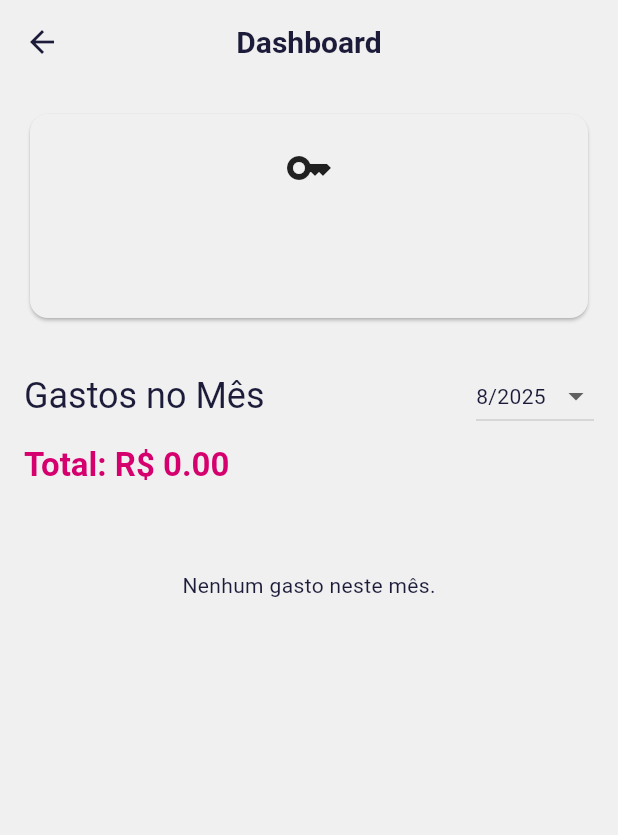
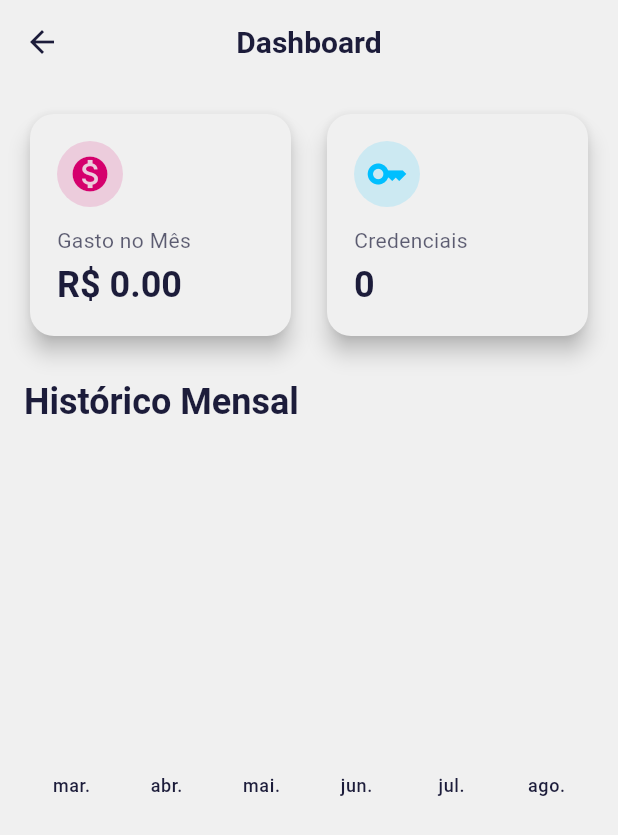
Before and after one commit to viniciusmecosta/KeyBudget, a Flutter app: the DashboardScreen screen opened directly, on a phone screen of 412 x 824 dp. Shown: the top 835 px of the screen. Run offline on Flutter 3.47's test engine with Material 3 defaults, Android fonts, the phone set to English and light mode, and no system bars; drawn by our look-alikes of fl_chart, flutter_animate; our stand-ins replace cloud_firestore, csv, file_picker, firebase_auth, firebase_core, flutter_dotenv and 5 more; missing offline and left inert: encrypt, file_saver; accounts and stored records are empty.

Commit message:
feat: new dashboard

```diff
--- a/lib/app/config/app_providers.dart
+++ b/lib/app/config/app_providers.dart
@@ -5,6 +5,7 @@ import 'package:key_budget/features/dashboard/viewmodel/dashboard_viewmodel.dart
 import 'package:key_budget/features/expenses/viewmodel/expense_viewmodel.dart';
 import 'package:provider/provider.dart';
 import 'package:provider/single_child_widget.dart';
+import 'package:key_budget/app/viewmodel/navigation_viewmodel.dart';
 
 List<SingleChildWidget> appProviders = [
   ChangeNotifierProvider(create: (_) => AuthViewModel()),
@@ -12,4 +13,5 @@ List<SingleChildWidget> appProviders = [
   ChangeNotifierProvider(create: (_) => CredentialViewModel()),
   ChangeNotifierProvider(create: (_) => DashboardViewModel()),
   ChangeNotifierProvider(create: (_) => AppLockService()),
+  ChangeNotifierProvider(create: (_) => NavigationViewModel()),
 ];
--- /dev/null
+++ b/lib/app/viewmodel/navigation_viewmodel.dart
@@ -0,0 +1,12 @@
+import 'package:flutter/material.dart';
+
+class NavigationViewModel extends ChangeNotifier {
+  int _selectedIndex = 0;
+
+  int get selectedIndex => _selectedIndex;
+
+  set selectedIndex(int index) {
+    _selectedIndex = index;
+    notifyListeners();
+  }
+}
--- a/lib/features/auth/view/widgets/avatar_picker.dart
+++ b/lib/features/auth/view/widgets/avatar_picker.dart
@@ -62,7 +62,8 @@ class _AvatarPickerState extends State<AvatarPicker> {
         backgroundColor: Theme.of(context).colorScheme.secondary,
         backgroundImage: _getImageProvider(),
         child: _imageBase64 == null
-            ? const Icon(Icons.add_a_photo, size: 40, color: Colors.white)
+            ? Icon(Icons.add_a_photo,
+            size: 40, color: Theme.of(context).colorScheme.onSecondary)
             : null,
       ),
     );
--- a/lib/features/credentials/view/add_credential_screen.dart
+++ b/lib/features/credentials/view/add_credential_screen.dart
@@ -137,11 +137,12 @@ class _AddCredentialScreenState extends State<AddCredentialScreen> {
               ElevatedButton(
                 onPressed: _isSaving ? null : _submit,
                 child: _isSaving
-                    ? const SizedBox(
+                    ? SizedBox(
                     height: 24,
                     width: 24,
                     child: CircularProgressIndicator(
-                            color: Colors.white, strokeWidth: 2.0))
+                        color: Theme.of(context).colorScheme.onPrimary,
+                        strokeWidth: 2.0))
                     : const Text('Salvar Credencial'),
               ),
             ],
--- a/lib/features/credentials/view/credential_detail_screen.dart
+++ b/lib/features/credentials/view/credential_detail_screen.dart
@@ -318,11 +318,12 @@ class _CredentialDetailScreenState extends State<CredentialDetailScreen> {
                 ElevatedButton(
                   onPressed: _isSaving ? null : _saveChanges,
                   child: _isSaving
-                      ? const SizedBox(
+                      ? SizedBox(
                       height: 24,
                       width: 24,
                       child: CircularProgressIndicator(
-                              color: Colors.white, strokeWidth: 2.0))
+                          color: Theme.of(context).colorScheme.onPrimary,
+                          strokeWidth: 2.0))
                       : const Text('Salvar Alterações'),
                 )
             ],
--- a/lib/features/dashboard/view/dashboard_screen.dart
+++ b/lib/features/dashboard/view/dashboard_screen.dart
@@ -1,14 +1,17 @@
 import 'package:fl_chart/fl_chart.dart';
 import 'package:flutter/material.dart';
 import 'package:flutter_animate/flutter_animate.dart';
+import 'package:intl/intl.dart';
 import 'package:key_budget/app/config/app_theme.dart';
+import 'package:key_budget/app/viewmodel/navigation_viewmodel.dart';
+import 'package:key_budget/core/models/expense_model.dart';
 import 'package:key_budget/features/auth/viewmodel/auth_viewmodel.dart';
 import 'package:key_budget/features/dashboard/viewmodel/dashboard_viewmodel.dart';
 import 'package:provider/provider.dart';
+import 'package:key_budget/core/models/expense_category.dart';
 
 class DashboardScreen extends StatefulWidget {
   const DashboardScreen({super.key});
-
   @override
   State<DashboardScreen> createState() => _DashboardScreenState();
 }
@@ -29,9 +32,12 @@ class _DashboardScreenState extends State<DashboardScreen> {
   @override
   Widget build(BuildContext context) {
     final viewModel = Provider.of<DashboardViewModel>(context);
+    final navigationViewModel = Provider.of<NavigationViewModel>(context, listen: false);
 
     return Scaffold(
-      appBar: AppBar(title: const Text('Dashboard')),
+      appBar: AppBar(
+        title: const Text('Dashboard'),
+      ),
       body: viewModel.isLoading
           ? const Center(child: CircularProgressIndicator())
           : RefreshIndicator(
@@ -46,41 +52,80 @@ class _DashboardScreenState extends State<DashboardScreen> {
         child: ListView(
           padding: const EdgeInsets.all(16.0),
           children: [
-                  _buildCredentialCard(context, viewModel.credentialCount),
-                  const SizedBox(height: 24),
-                  _buildChartSection(context, viewModel),
+            Row(
+              children: [
+                Expanded(
+                  child: GestureDetector(
+                    onTap: () => navigationViewModel.selectedIndex = 1,
+                    child: _buildInfoCard(
+                      context,
+                      title: 'Gasto no Mês',
+                      value:
+                      'R\$ ${viewModel.totalAmountForMonth.toStringAsFixed(2)}',
+                      icon: Icons.monetization_on,
+                      color: AppTheme.pink,
+                    ),
+                  ),
+                ),
+                const SizedBox(width: 16),
+                Expanded(
+                  child: GestureDetector(
+                    onTap: () => navigationViewModel.selectedIndex = 2,
+                    child: _buildInfoCard(
+                      context,
+                      title: 'Credenciais',
+                      value: viewModel.credentialCount.toString(),
+                      icon: Icons.key,
+                      color: AppTheme.blue,
+                    ),
+                  ),
+                ),
+              ],
+            ),
             const SizedBox(height: 24),
             _buildBarChartSection(context, viewModel),
+            const SizedBox(height: 24),
+            _buildRecentActivitySection(context, viewModel),
           ],
         ).animate().fade(duration: 500.ms),
       ),
     );
   }
 
-  Widget _buildCredentialCard(BuildContext context, int count) {
+  Widget _buildInfoCard(BuildContext context,
+      {required String title,
+        required String value,
+        required IconData icon,
+        required Color color}) {
+    final theme = Theme.of(context);
     return Card(
-      color: Theme.of(context).brightness == Brightness.dark
-          ? AppTheme.darkGrey
-          : AppTheme.darkestGrey,
+      shape: RoundedRectangleBorder(borderRadius: BorderRadius.circular(16)),
+      elevation: 6,
+      color: theme.brightness == Brightness.dark
+          ? AppTheme.darkBlue.withOpacity(0.85)
+          : AppTheme.offWhite,
       child: Padding(
-        padding: const EdgeInsets.all(20.0),
+        padding: const EdgeInsets.all(18.0),
         child: Column(
+          crossAxisAlignment: CrossAxisAlignment.start,
           children: [
-            const Icon(Icons.key, color: AppTheme.accentTeal, size: 32),
-            const SizedBox(height: 8),
+            CircleAvatar(
+              radius: 22,
+              backgroundColor: color.withOpacity(0.15),
+              child: Icon(icon, color: color, size: 28),
+            ),
+            const SizedBox(height: 12),
             Text(
-              '$count',
-              style: Theme.of(context)
-                  .textTheme
-                  .headlineMedium
-                  ?.copyWith(color: AppTheme.offWhite),
+              title,
+              style: theme.textTheme.bodyMedium?.copyWith(
+                color: theme.textTheme.bodyMedium?.color?.withOpacity(0.7),
               ),
+            ),
+            const SizedBox(height: 4),
             Text(
-              'Credenciais Salvas',
-              style: Theme.of(context)
-                  .textTheme
-                  .bodyMedium
-                  ?.copyWith(color: AppTheme.offWhite.withAlpha(180)),
+              value,
+              style: theme.textTheme.headlineSmall
+                  ?.copyWith(fontWeight: FontWeight.bold),
             ),
           ],
         ),
@@ -88,46 +133,108 @@ class _DashboardScreenState extends State<DashboardScreen> {
     );
   }
 
-  Widget _buildChartSection(
+  Widget _buildBarChartSection(
       BuildContext context, DashboardViewModel viewModel) {
+    final monthlyTotals = viewModel.lastSixMonthsExpenseTotals;
+    final theme = Theme.of(context);
+    if (monthlyTotals.isEmpty) return const SizedBox.shrink();
+
+    final chartData = monthlyTotals.entries.toList();
+
     return Column(
       crossAxisAlignment: CrossAxisAlignment.start,
       children: [
-        Row(
-          mainAxisAlignment: MainAxisAlignment.spaceBetween,
-          children: [
-            Text(
-              'Gastos no Mês',
-              style: Theme.of(context).textTheme.headlineSmall,
+        Text('Histórico Mensal',
+            style: theme.textTheme.headlineSmall
+                ?.copyWith(fontWeight: FontWeight.w600)),
+        const SizedBox(height: 16),
+        SizedBox(
+          height: 240,
+          child: BarChart(
+            BarChartData(
+              alignment: BarChartAlignment.spaceAround,
+              barTouchData: BarTouchData(
+                enabled: true,
+                touchTooltipData: BarTouchTooltipData(
+                  tooltipPadding:
+                  const EdgeInsets.symmetric(horizontal: 12, vertical: 8),
+                  tooltipMargin: 8,
+                  getTooltipItem: (group, groupIndex, rod, rodIndex) {
+                    final value = rod.toY;
+                    return BarTooltipItem(
+                      'R\$ ${value.toStringAsFixed(2)}',
+                      const TextStyle(
+                        color: AppTheme.offWhite,
+                        fontWeight: FontWeight.bold,
+                        fontSize: 14,
                       ),
-            _buildMonthSelector(context, viewModel),
-          ],
-        ),
-        const SizedBox(height: 8),
-        Text(
-          'Total: R\$ ${viewModel.totalAmountForMonth.toStringAsFixed(2)}',
-          style: Theme.of(context).textTheme.titleLarge?.copyWith(
-                color: Theme.of(context).colorScheme.primary,
-                fontWeight: FontWeight.bold,
+                    );
+                  },
                 ),
               ),
-        const SizedBox(height: 16),
-        if (viewModel.expensesByCategoryForMonth.isEmpty)
-          const Center(
-            child: Padding(
-              padding: EdgeInsets.all(40.0),
-              child: Text('Nenhum gasto neste mês.'),
+              titlesData: FlTitlesData(
+                show: true,
+                bottomTitles: AxisTitles(
+                  sideTitles: SideTitles(
+                    showTitles: true,
+                    reservedSize: 32,
+                    getTitlesWidget: (value, meta) {
+                      final index = value.toInt();
+                      if (index < 0 || index >= chartData.length) {
+                        return const SizedBox.shrink();
+                      }
+                      final date = chartData[index].key;
+                      return Padding(
+                        padding: const EdgeInsets.only(top: 8.0),
+                        child: Text(
+                          DateFormat('MMM', 'pt_BR').format(date),
+                          style: theme.textTheme.bodySmall
+                              ?.copyWith(fontWeight: FontWeight.w500),
                         ),
-          )
-        else
-          SizedBox(
-            height: 250,
-            child: PieChart(
-              PieChartData(
-                sections: _generatePieChartSections(
-                    context, viewModel.expensesByCategoryForMonth),
-                sectionsSpace: 2,
-                centerSpaceRadius: 40,
+                      );
+                    },
+                  ),
+                ),
+                leftTitles: const AxisTitles(
+                    sideTitles: SideTitles(showTitles: false)),
+                topTitles: const AxisTitles(
+                    sideTitles: SideTitles(showTitles: false)),
+                rightTitles: const AxisTitles(
+                    sideTitles: SideTitles(showTitles: false)),
+              ),
+              gridData: FlGridData(
+                show: true,
+                drawVerticalLine: false,
+                getDrawingHorizontalLine: (value) => FlLine(
+                  color: theme.dividerColor.withOpacity(0.1),
+                  strokeWidth: 1,
+                ),
+              ),
+              borderData: FlBorderData(show: false),
+              barGroups: List.generate(chartData.length, (index) {
+                final item = chartData[index];
+                return BarChartGroupData(
+                  x: index,
+                  barRods: [
+                    BarChartRodData(
+                      toY: item.value,
+                      gradient: LinearGradient(
+                        colors: [
+                          AppTheme.pink.withOpacity(0.9),
+                          AppTheme.pink.withOpacity(0.6)
+                        ],
+                        begin: Alignment.bottomCenter,
+                        end: Alignment.topCenter,
+                      ),
+                      width: 22,
+                      borderRadius: const BorderRadius.only(
+                        topLeft: Radius.circular(8),
+                        topRight: Radius.circular(8),
+                      ),
+                    ),
+                  ],
+                );
+              }),
             ),
           ),
         ),
@@ -135,119 +242,55 @@ class _DashboardScreenState extends State<DashboardScreen> {
     );
   }
 
-  Widget _buildBarChartSection(
+  Widget _buildRecentActivitySection(
       BuildContext context, DashboardViewModel viewModel) {
-    final monthlyTotals = viewModel.monthlyExpenseTotals;
-    if (monthlyTotals.isEmpty) return const SizedBox.shrink();
+    final recentExpenses = viewModel.recentExpenses;
+    final theme = Theme.of(context);
+
+    if (recentExpenses.isEmpty) {
+      return const SizedBox.shrink();
+    }
 
     return Column(
       crossAxisAlignment: CrossAxisAlignment.start,
       children: [
-        Text('Histórico Mensal',
-            style: Theme.of(context).textTheme.headlineSmall),
+        Text('Últimas Atividades',
+            style: theme.textTheme.headlineSmall
+                ?.copyWith(fontWeight: FontWeight.w600)),
         const SizedBox(height: 16),
-        SizedBox(
-          height: 200,
-          child: BarChart(
-            BarChartData(
-              alignment: BarChartAlignment.spaceAround,
-              barGroups: monthlyTotals.entries.map((entry) {
-                final dateParts = entry.key.split('-');
-                final month = int.parse(dateParts[1]);
-                return BarChartGroupData(
-                  x: month,
-                  barRods: [
-                    BarChartRodData(
-                      toY: entry.value,
-                      color: Theme.of(context).colorScheme.primary,
-                      width: 16,
-                      borderRadius: BorderRadius.circular(4),
-                    ),
-                  ],
-                );
-              }).toList(),
-              titlesData: FlTitlesData(
-                bottomTitles: AxisTitles(
-                    sideTitles: SideTitles(
-                        showTitles: true,
-                        getTitlesWidget: (value, meta) =>
-                            Text(value.toInt().toString()))),
-                leftTitles: AxisTitles(
-                    sideTitles: SideTitles(showTitles: true, reservedSize: 40)),
-                topTitles:
-                    const AxisTitles(sideTitles: SideTitles(showTitles: false)),
-                rightTitles:
-                    const AxisTitles(sideTitles: SideTitles(showTitles: false)),
-              ),
-              gridData: const FlGridData(show: true),
-              borderData: FlBorderData(show: false),
-            ),
-          ),
-        ),
+        ...recentExpenses.map((expense) => _buildActivityTile(context, expense)),
       ],
     );
   }
 
-  Widget _buildMonthSelector(
-      BuildContext context, DashboardViewModel viewModel) {
-    return DropdownButton<DateTime>(
-      value: viewModel.selectedMonth,
-      dropdownColor: Theme.of(context).colorScheme.surface,
-      onChanged: (DateTime? newValue) {
-        if (newValue != null) {
-          viewModel.filterExpensesByMonth(newValue);
-        }
-      },
-      items: List.generate(12, (index) {
-        final month =
-            DateTime(DateTime.now().year, DateTime.now().month - index);
-        return DropdownMenuItem<DateTime>(
-          value: month,
-          child: Text(
-            '${month.month}/${month.year}',
-            style: Theme.of(context).textTheme.bodyMedium,
+  Widget _buildActivityTile(BuildContext context, Expense expense) {
+    final theme = Theme.of(context);
+    return Card(
+      margin: const EdgeInsets.only(bottom: 12),
+      shape: RoundedRectangleBorder(borderRadius: BorderRadius.circular(12)),
+      elevation: 2,
+      color: theme.brightness == Brightness.dark
+          ? AppTheme.darkBlue.withOpacity(0.85)
+          : AppTheme.offWhite,
+      child: ListTile(
+        leading: CircleAvatar(
+          backgroundColor: AppTheme.pink.withOpacity(0.1),
+          child: Icon(expense.category?.icon ?? Icons.category,
+              color: AppTheme.pink),
+        ),
+        title: Text(
+          expense.location?.isNotEmpty == true
+              ? expense.location!
+              : (expense.category?.displayName ?? 'Gasto Geral'),
+          style: theme.textTheme.bodyLarge?.copyWith(fontWeight: FontWeight.bold),
+        ),
+        subtitle: Text(DateFormat('dd/MM/yyyy').format(expense.date)),
+        trailing: Text(
+          '- R\$ ${expense.amount.toStringAsFixed(2)}',
+          style: theme.textTheme.bodyMedium
+              ?.copyWith(fontWeight: FontWeight.bold, color: AppTheme.pink),
+        ),
       ),
     );
-      }),
-    );
-  }
-
-  List<PieChartSectionData> _generatePieChartSections(
-      BuildContext context, Map<String, double> data) {
-    final theme = Theme.of(context);
-    final isDarkMode = theme.brightness == Brightness.dark;
-
-    final List<Color> colors = [
-      AppTheme.accentTeal,
-      isDarkMode ? AppTheme.offWhite.withAlpha(200) : AppTheme.darkGrey,
-      theme.colorScheme.secondaryContainer,
-      theme.colorScheme.tertiaryContainer,
-    ];
-    int colorIndex = 0;
-
-    final titleStyle = TextStyle(
-      fontSize: 14,
-      fontWeight: FontWeight.bold,
-      color: isDarkMode ? AppTheme.darkestGrey : AppTheme.offWhite,
-      shadows: const [
-        Shadow(
-          color: Colors.black26,
-          blurRadius: 2,
-        )
-      ],
-    );
-
-    return data.entries.map((entry) {
-      final sectionColor = colors[colorIndex % colors.length];
-      colorIndex++;
-
-      return PieChartSectionData(
-        color: sectionColor,
-        value: entry.value,
-        title: entry.key,
-        radius: 100,
-        titleStyle: titleStyle,
-      );
-    }).toList();
   }
 }
--- a/lib/features/dashboard/viewmodel/dashboard_viewmodel.dart
+++ b/lib/features/dashboard/viewmodel/dashboard_viewmodel.dart
@@ -1,4 +1,5 @@
 import 'package:flutter/material.dart';
+import 'package:intl/intl.dart';
 import 'package:key_budget/core/models/expense_category.dart';
 import 'package:key_budget/core/models/expense_model.dart';
 import 'package:key_budget/features/credentials/repository/credential_repository.dart';
@@ -21,8 +22,11 @@ class DashboardViewModel extends ChangeNotifier {
   DateTime get selectedMonth => _selectedMonth;
 
   double get totalAmountForMonth {
-    return _expensesByCategoryForMonth.values
-        .fold(0.0, (sum, amount) => sum + amount);
+    final filteredExpenses = _allExpenses.where((exp) {
+      return exp.date.year == _selectedMonth.year &&
+          exp.date.month == _selectedMonth.month;
+    }).toList();
+    return filteredExpenses.fold(0.0, (sum, item) => sum + item.amount);
   }
 
   Map<String, double> get monthlyExpenseTotals {
@@ -36,6 +40,29 @@ class DashboardViewModel extends ChangeNotifier {
     return totals;
   }
 
+  Map<DateTime, double> get lastSixMonthsExpenseTotals {
+    final Map<DateTime, double> totals = {};
+    final now = DateTime.now();
+
+    for (int i = 5; i >= 0; i--) {
+      final month = DateTime(now.year, now.month - i, 1);
+      totals[month] = 0.0;
+    }
+
+    for (var expense in _allExpenses) {
+      final expenseMonth = DateTime(expense.date.year, expense.date.month, 1);
+      if (totals.containsKey(expenseMonth)) {
+        totals[expenseMonth] = totals[expenseMonth]! + expense.amount;
+      }
+    }
+    return totals;
+  }
+
+  List<Expense> get recentExpenses {
+    _allExpenses.sort((a, b) => b.date.compareTo(a.date));
+    return _allExpenses.take(5).toList();
+  }
+
   void _setLoading(bool loading) {
     _isLoading = loading;
     notifyListeners();
@@ -45,7 +72,7 @@ class DashboardViewModel extends ChangeNotifier {
     _setLoading(true);
 
     final credentials =
-        await _credentialRepository.getCredentialsForUser(userId);
+    await _credentialRepository.getCredentialsForUser(userId);
     _credentialCount = credentials.length;
 
     _allExpenses = await _expenseRepository.getExpensesForUser(userId);
--- a/lib/features/expenses/view/add_expense_screen.dart
+++ b/lib/features/expenses/view/add_expense_screen.dart
@@ -149,11 +149,12 @@ class _AddExpenseScreenState extends State<AddExpenseScreen> {
               ElevatedButton(
                 onPressed: _isSaving ? null : _submit,
                 child: _isSaving
-                    ? const SizedBox(
+                    ? SizedBox(
                     height: 24,
                     width: 24,
                     child: CircularProgressIndicator(
-                            color: Colors.white, strokeWidth: 2.0))
+                        color: Theme.of(context).colorScheme.onPrimary,
+                        strokeWidth: 2.0))
                     : const Text('Salvar Despesa'),
               ),
             ],
--- a/lib/features/expenses/view/expense_detail_screen.dart
+++ b/lib/features/expenses/view/expense_detail_screen.dart
@@ -205,11 +205,12 @@ class _ExpenseDetailScreenState extends State<ExpenseDetailScreen> {
                 ElevatedButton(
                   onPressed: _isSaving ? null : _saveChanges,
                   child: _isSaving
-                      ? const SizedBox(
+                      ? SizedBox(
                       height: 24,
                       width: 24,
                       child: CircularProgressIndicator(
-                              color: Colors.white, strokeWidth: 2.0))
+                          color: Theme.of(context).colorScheme.onPrimary,
+                          strokeWidth: 2.0))
                       : const Text('Salvar Alterações'),
                 )
             ],
--- a/lib/features/user/view/edit_user_screen.dart
+++ b/lib/features/user/view/edit_user_screen.dart
@@ -164,11 +164,12 @@ class _EditUserScreenState extends State<EditUserScreen> {
               ElevatedButton(
                 onPressed: _isSaving ? null : _submit,
                 child: _isSaving
-                    ? const SizedBox(
+                    ? SizedBox(
                     height: 24,
                     width: 24,
                     child: CircularProgressIndicator(
-                            color: Colors.white, strokeWidth: 2.0))
+                        color: Theme.of(context).colorScheme.onPrimary,
+                        strokeWidth: 2.0))
                     : const Text('Salvar Alterações'),
               ),
             ],
```
Also changed, not shown: lib/app/view/main_screen.dart (+7 -11 lines), lib/features/user/view/user_screen.dart (+5 -2 lines). Lines whose indentation alone changed are shown as unchanged.
